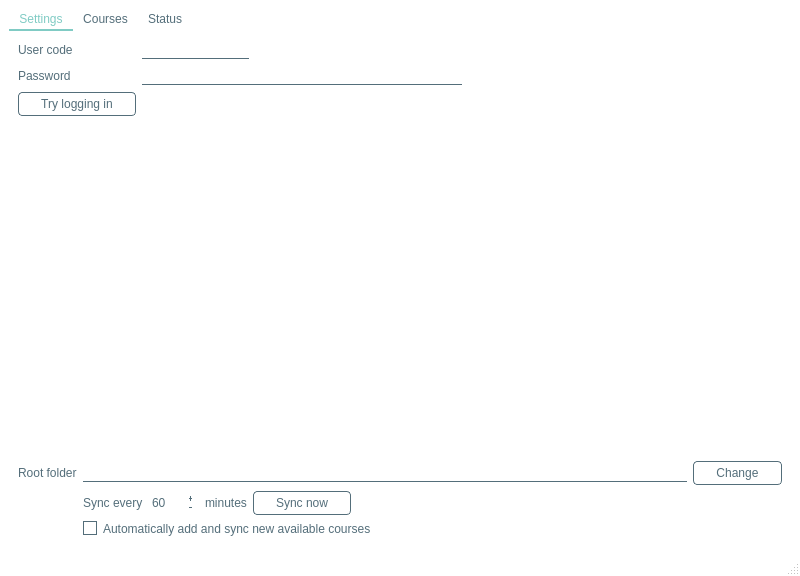
The window that polibeepsync/new_gui.ui (Jacotsu/polibeepsync) describes before a commit, drawn with Qt 5.
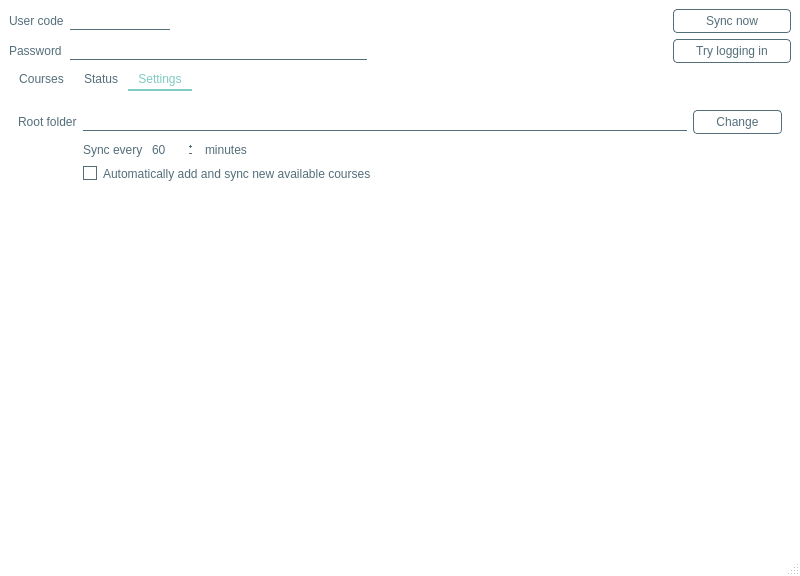
The same window after the commit. Icons and pictures are not drawn.

Commit message: Now downloaded size is tracked per file Removed old icon from uglytheme.qrc Moved login settings, sync now from settings to top bar Reordered tabs

Diff of the .ui file:
```diff
--- a/polibeepsync/new_gui.ui
+++ b/polibeepsync/new_gui.ui
@@ -512,60 +512,8 @@
    </property>
    <layout class="QVBoxLayout" name="verticalLayout">
     <item>
-     <widget class="QTabWidget" name="tabWidget">
-      <property name="sizePolicy">
-       <sizepolicy hsizetype="Preferred" vsizetype="Preferred">
-        <horstretch>0</horstretch>
-        <verstretch>10</verstretch>
-       </sizepolicy>
-      </property>
-      <property name="minimumSize">
-       <size>
-        <width>0</width>
-        <height>0</height>
-       </size>
-      </property>
-      <property name="maximumSize">
-       <size>
-        <width>16777215</width>
-        <height>2000000</height>
-       </size>
-      </property>
-      <property name="mouseTracking">
-       <bool>true</bool>
-      </property>
-      <property name="tabShape">
-       <enum>QTabWidget::Rounded</enum>
-      </property>
-      <property name="currentIndex">
-       <number>0</number>
-      </property>
-      <property name="documentMode">
-       <bool>false</bool>
-      </property>
-      <property name="tabsClosable">
-       <bool>false</bool>
-      </property>
-      <property name="movable">
-       <bool>false</bool>
-      </property>
-      <property name="tabBarAutoHide">
-       <bool>false</bool>
-      </property>
-      <widget class="QWidget" name="settings_tab">
-       <property name="enabled">
-        <bool>true</bool>
-       </property>
-       <attribute name="title">
-        <string>Settings</string>
-       </attribute>
-       <layout class="QVBoxLayout" name="verticalLayout_4">
-        <property name="spacing">
-         <number>6</number>
-        </property>
-        <item>
-         <layout class="QFormLayout" name="formLayout">
-          <item row="1" column="0">
+     <layout class="QGridLayout" name="gridLayout">
+      <item row="0" column="0">
            <widget class="QLabel" name="label">
             <property name="text">
              <string>User code</string>
@@ -575,7 +523,7 @@
             </property>
            </widget>
           </item>
-          <item row="3" column="0">
+      <item row="1" column="0">
            <widget class="QLabel" name="label_2">
             <property name="text">
              <string>Password</string>
@@ -585,20 +533,7 @@
             </property>
            </widget>
           </item>
-          <item row="4" column="0">
-           <widget class="QPushButton" name="trylogin">
-            <property name="minimumSize">
-             <size>
-              <width>101</width>
-              <height>0</height>
-             </size>
-            </property>
-            <property name="text">
-             <string>Try logging in</string>
-            </property>
-           </widget>
-          </item>
-          <item row="1" column="1">
+      <item row="0" column="1">
            <layout class="QHBoxLayout" name="horizontalLayout_3" stretch="2,10">
             <property name="topMargin">
              <number>0</number>
@@ -624,7 +559,7 @@
             </item>
            </layout>
           </item>
-          <item row="3" column="1">
+      <item row="1" column="1">
            <layout class="QHBoxLayout" name="horizontalLayout_5" stretch="5,5">
             <property name="topMargin">
              <number>0</number>
@@ -652,7 +587,7 @@
               </property>
               <property name="sizeHint" stdset="0">
                <size>
-                <width>200</width>
+            <width>300</width>
                 <height>20</height>
                </size>
               </property>
@@ -660,159 +595,69 @@
             </item>
            </layout>
           </item>
-         </layout>
-        </item>
-        <item>
-         <layout class="QFormLayout" name="formLayout_2">
-          <property name="labelAlignment">
-           <set>Qt::AlignBottom|Qt::AlignRight|Qt::AlignTrailing</set>
-          </property>
-          <property name="formAlignment">
-           <set>Qt::AlignBottom|Qt::AlignLeading|Qt::AlignLeft</set>
-          </property>
-          <property name="topMargin">
-           <number>10</number>
-          </property>
-          <item row="0" column="0">
-           <widget class="QLabel" name="label_4">
-            <property name="text">
-             <string>Root folder</string>
-            </property>
-            <property name="buddy">
-             <cstring>rootfolder</cstring>
-            </property>
-           </widget>
-          </item>
-          <item row="2" column="1">
-           <layout class="QHBoxLayout" name="horizontalLayout_4">
-            <property name="spacing">
-             <number>6</number>
-            </property>
-            <property name="sizeConstraint">
-             <enum>QLayout::SetDefaultConstraint</enum>
-            </property>
-            <item alignment="Qt::AlignLeft">
-             <widget class="QLabel" name="label_5">
-              <property name="text">
-               <string>Sync every</string>
-              </property>
-              <property name="scaledContents">
-               <bool>false</bool>
-              </property>
-              <property name="margin">
-               <number>0</number>
-              </property>
-              <property name="indent">
-               <number>-1</number>
-              </property>
-              <property name="textInteractionFlags">
-               <set>Qt::NoTextInteraction</set>
-              </property>
-              <property name="buddy">
-               <cstring>timerMinutes</cstring>
-              </property>
-             </widget>
-            </item>
-            <item alignment="Qt::AlignLeft">
-             <widget class="QSpinBox" name="timerMinutes">
-              <property name="maximumSize">
-               <size>
-                <width>68</width>
-                <height>28</height>
-               </size>
-              </property>
-              <property name="frame">
-               <bool>true</bool>
-              </property>
-              <property name="alignment">
-               <set>Qt::AlignLeading|Qt::AlignLeft|Qt::AlignVCenter</set>
-              </property>
-              <property name="buttonSymbols">
-               <enum>QAbstractSpinBox::PlusMinus</enum>
-              </property>
-              <property name="specialValueText">
-               <string/>
-              </property>
-              <property name="accelerated">
-               <bool>false</bool>
-              </property>
-              <property name="showGroupSeparator" stdset="0">
-               <bool>false</bool>
-              </property>
-              <property name="suffix">
-               <string/>
-              </property>
-              <property name="prefix">
-               <string/>
-              </property>
-              <property name="maximum">
-               <number>4800</number>
-              </property>
-              <property name="value">
-               <number>60</number>
-              </property>
-             </widget>
-            </item>
-            <item alignment="Qt::AlignLeft">
-             <widget class="QLabel" name="label_6">
-              <property name="text">
-               <string>minutes</string>
-              </property>
-              <property name="buddy">
-               <cstring>timerMinutes</cstring>
-              </property>
-             </widget>
-            </item>
-            <item alignment="Qt::AlignLeft">
+      <item row="0" column="2">
              <widget class="QPushButton" name="syncNow">
               <property name="text">
                <string>Sync now</string>
               </property>
              </widget>
             </item>
-            <item>
-             <spacer name="horizontalSpacer_4">
-              <property name="orientation">
-               <enum>Qt::Horizontal</enum>
-              </property>
-              <property name="sizeHint" stdset="0">
+      <item row="1" column="2">
+       <widget class="QPushButton" name="trylogin">
+        <property name="minimumSize">
                <size>
-                <width>40</width>
-                <height>20</height>
-               </size>
-              </property>
-             </spacer>
-            </item>
-           </layout>
-          </item>
-          <item row="3" column="1">
-           <widget class="QCheckBox" name="addSyncNewCourses">
+          <width>101</width>
+          <height>0</height>
+         </size>
+        </property>
             <property name="text">
-             <string>Automatically add and sync new available courses</string>
+         <string>Try logging in</string>
             </property>
            </widget>
           </item>
-          <item row="0" column="1">
-           <layout class="QHBoxLayout" name="horizontalLayout">
-            <property name="topMargin">
-             <number>0</number>
-            </property>
-            <item>
-             <widget class="QLineEdit" name="rootfolder"/>
+     </layout>
             </item>
             <item>
-             <widget class="QPushButton" name="changeRootFolder">
-              <property name="text">
-               <string>Change</string>
-              </property>
-             </widget>
-            </item>
-           </layout>
-          </item>
-         </layout>
-        </item>
-       </layout>
-      </widget>
+     <widget class="QTabWidget" name="tabWidget">
+      <property name="sizePolicy">
+       <sizepolicy hsizetype="Preferred" vsizetype="Preferred">
+        <horstretch>0</horstretch>
+        <verstretch>10</verstretch>
+       </sizepolicy>
+      </property>
+      <property name="minimumSize">
+       <size>
+        <width>0</width>
+        <height>0</height>
+       </size>
+      </property>
+      <property name="maximumSize">
+       <size>
+        <width>16777215</width>
+        <height>2000000</height>
+       </size>
+      </property>
+      <property name="mouseTracking">
+       <bool>true</bool>
+      </property>
+      <property name="tabShape">
+       <enum>QTabWidget::Rounded</enum>
+      </property>
+      <property name="currentIndex">
+       <number>2</number>
+      </property>
+      <property name="documentMode">
+       <bool>false</bool>
+      </property>
+      <property name="tabsClosable">
+       <bool>false</bool>
+      </property>
+      <property name="movable">
+       <bool>false</bool>
+      </property>
+      <property name="tabBarAutoHide">
+       <bool>false</bool>
+      </property>
       <widget class="QWidget" name="courses_tab">
        <attribute name="title">
         <string>Courses</string>
@@ -1020,6 +865,161 @@
         </item>
        </layout>
       </widget>
+      <widget class="QWidget" name="settings_tab">
+       <property name="enabled">
+        <bool>true</bool>
+       </property>
+       <attribute name="title">
+        <string>Settings</string>
+       </attribute>
+       <layout class="QVBoxLayout" name="verticalLayout_4">
+        <property name="spacing">
+         <number>6</number>
+        </property>
+        <item>
+         <layout class="QFormLayout" name="formLayout_2">
+          <property name="labelAlignment">
+           <set>Qt::AlignRight|Qt::AlignTop|Qt::AlignTrailing</set>
+          </property>
+          <property name="formAlignment">
+           <set>Qt::AlignLeading|Qt::AlignLeft|Qt::AlignTop</set>
+          </property>
+          <property name="topMargin">
+           <number>10</number>
+          </property>
+          <item row="0" column="0">
+           <widget class="QLabel" name="label_4">
+            <property name="text">
+             <string>Root folder</string>
+            </property>
+            <property name="buddy">
+             <cstring>rootfolder</cstring>
+            </property>
+           </widget>
+          </item>
+          <item row="0" column="1">
+           <layout class="QHBoxLayout" name="horizontalLayout">
+            <property name="topMargin">
+             <number>0</number>
+            </property>
+            <item>
+             <widget class="QLineEdit" name="rootfolder"/>
+            </item>
+            <item>
+             <widget class="QPushButton" name="changeRootFolder">
+              <property name="text">
+               <string>Change</string>
+              </property>
+             </widget>
+            </item>
+           </layout>
+          </item>
+          <item row="2" column="1">
+           <layout class="QHBoxLayout" name="horizontalLayout_4">
+            <property name="spacing">
+             <number>6</number>
+            </property>
+            <property name="sizeConstraint">
+             <enum>QLayout::SetDefaultConstraint</enum>
+            </property>
+            <item alignment="Qt::AlignLeft">
+             <widget class="QLabel" name="label_5">
+              <property name="text">
+               <string>Sync every</string>
+              </property>
+              <property name="scaledContents">
+               <bool>false</bool>
+              </property>
+              <property name="margin">
+               <number>0</number>
+              </property>
+              <property name="indent">
+               <number>-1</number>
+              </property>
+              <property name="textInteractionFlags">
+               <set>Qt::NoTextInteraction</set>
+              </property>
+              <property name="buddy">
+               <cstring>timerMinutes</cstring>
+              </property>
+             </widget>
+            </item>
+            <item alignment="Qt::AlignLeft">
+             <widget class="QSpinBox" name="timerMinutes">
+              <property name="maximumSize">
+               <size>
+                <width>68</width>
+                <height>28</height>
+               </size>
+              </property>
+              <property name="frame">
+               <bool>true</bool>
+              </property>
+              <property name="alignment">
+               <set>Qt::AlignLeading|Qt::AlignLeft|Qt::AlignVCenter</set>
+              </property>
+              <property name="buttonSymbols">
+               <enum>QAbstractSpinBox::PlusMinus</enum>
+              </property>
+              <property name="specialValueText">
+               <string/>
+              </property>
+              <property name="accelerated">
+               <bool>false</bool>
+              </property>
+              <property name="showGroupSeparator" stdset="0">
+               <bool>false</bool>
+              </property>
+              <property name="suffix">
+               <string/>
+              </property>
+              <property name="prefix">
+               <string/>
+              </property>
+              <property name="maximum">
+               <number>4800</number>
+              </property>
+              <property name="value">
+               <number>60</number>
+              </property>
+             </widget>
+            </item>
+            <item alignment="Qt::AlignLeft">
+             <widget class="QLabel" name="label_6">
+              <property name="text">
+               <string>minutes</string>
+              </property>
+              <property name="buddy">
+               <cstring>timerMinutes</cstring>
+              </property>
+             </widget>
+            </item>
+            <item>
+             <spacer name="horizontalSpacer_4">
+              <property name="orientation">
+               <enum>Qt::Horizontal</enum>
+              </property>
+              <property name="sizeHint" stdset="0">
+               <size>
+                <width>40</width>
+                <height>20</height>
+               </size>
+              </property>
+             </spacer>
+            </item>
+           </layout>
+          </item>
+          <item row="3" column="1">
+           <widget class="QCheckBox" name="addSyncNewCourses">
+            <property name="text">
+             <string>Automatically add and sync new available courses</string>
+            </property>
+           </widget>
+          </item>
+         </layout>
+        </item>
+       </layout>
+      </widget>
      </widget>
     </item>
    </layout>
```
Left out of the diff: 3 changed lines with no effect on the pictures. Lines whose indentation alone changed are shown as unchanged. The commit also changes 2 other files.
